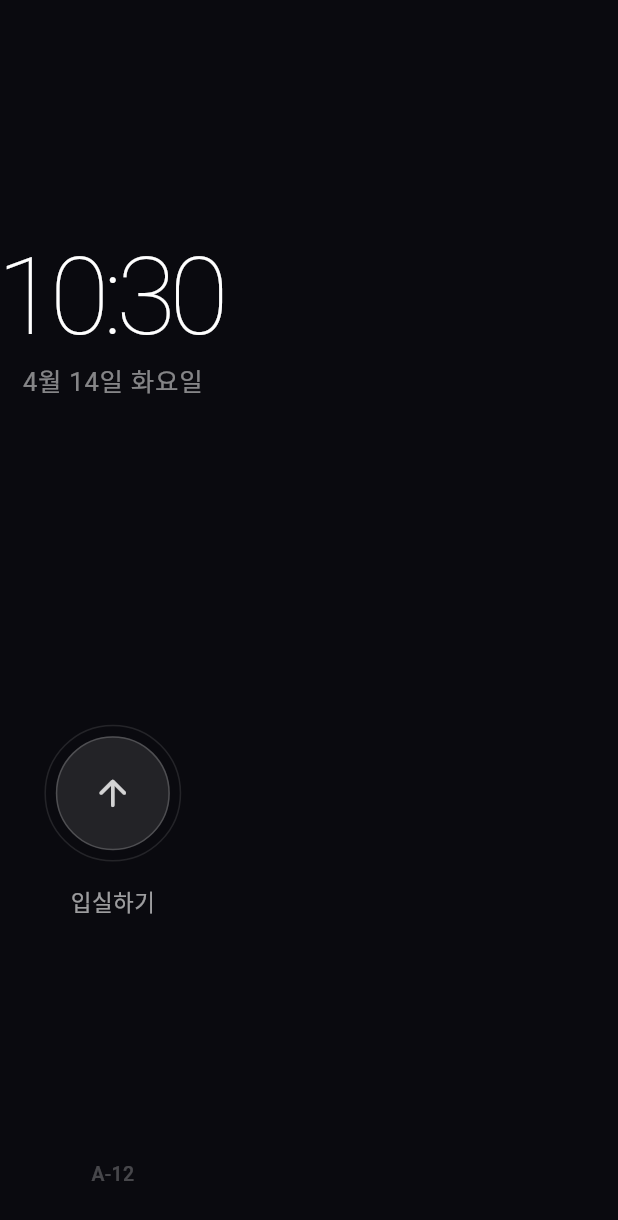
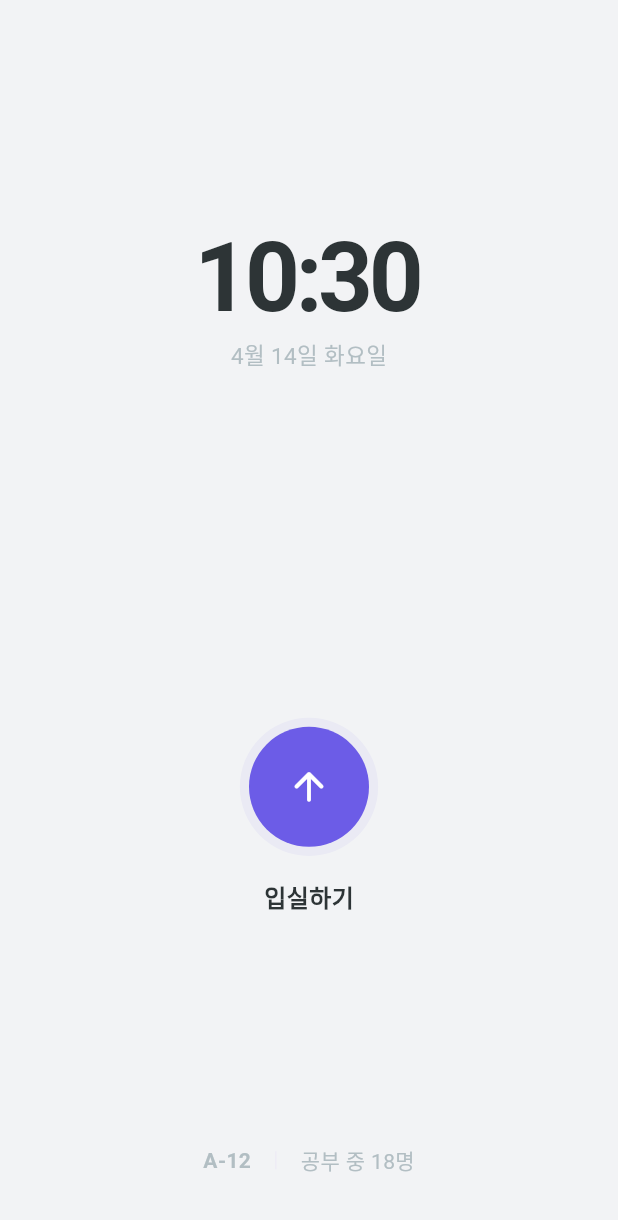
Before and after one commit to nck90/studyon_client, a Flutter app: the CheckInScreen screen opened by its route, on a phone screen of 412 x 824 dp. Shown: the top 1220 px of the screen. Run offline on Flutter 3.47's test engine with Material 3 defaults, Android fonts, the phone set to English and light mode, and no system bars; our stand-ins replace dio, flutter_riverpod, flutter_secure_storage, freezed_annotation, go_router, shared_preferences; accounts and stored records are empty; Roboto replaces fonts that are missing (Pretendard).

Commit message:
fix: 입실 화면 라이트 스타일로 변경
- 다크 배경 → 앱 톤 매칭 라이트 배경
- 큰 시계 (88/64px), 날짜, 퍼플 입실 버튼
- 하단 좌석번호 + 공부 중 인원 미니멀 표시
- 나머지 앱과 일관된 분위기

Co-Authored-By: Claude Opus 4.6 (1M context) <noreply@anthropic.com>

```diff
--- a/apps/studyon_client/lib/features/student/checkin/checkin_screen.dart
+++ b/apps/studyon_client/lib/features/student/checkin/checkin_screen.dart
@@ -5,7 +5,7 @@ import 'package:flutter_riverpod/flutter_riverpod.dart';
 import 'package:go_router/go_router.dart';
 import 'package:studyon_design_system/studyon_design_system.dart';
 import 'package:studyon_client/shared/providers/student_providers.dart';
-import '../../../shared/utils/snackbar_helper.dart';
+import 'package:studyon_client/shared/utils/snackbar_helper.dart';
 
 class CheckInScreen extends ConsumerStatefulWidget {
   const CheckInScreen({super.key});
@@ -13,7 +13,8 @@ class CheckInScreen extends ConsumerStatefulWidget {
   ConsumerState<CheckInScreen> createState() => _CheckInScreenState();
 }
 
-class _CheckInScreenState extends ConsumerState<CheckInScreen> with TickerProviderStateMixin {
+class _CheckInScreenState extends ConsumerState<CheckInScreen>
+    with TickerProviderStateMixin {
   bool _isLoading = false;
   late final AnimationController _pulseCtrl;
   late final AnimationController _scaleCtrl;
@@ -25,9 +26,11 @@ class _CheckInScreenState extends ConsumerState<CheckInScreen> with TickerProvid
   @override
   void initState() {
     super.initState();
-    _pulseCtrl = AnimationController(vsync: this, duration: const Duration(milliseconds: 2500))..repeat(reverse: true);
+    _pulseCtrl = AnimationController(vsync: this, duration: const Duration(milliseconds: 2500))
+      ..repeat(reverse: true);
     _scaleCtrl = AnimationController(vsync: this, duration: const Duration(milliseconds: 200));
-    _scaleAnim = Tween<double>(begin: 1.0, end: 0.92).animate(CurvedAnimation(parent: _scaleCtrl, curve: Curves.easeInOut));
+    _scaleAnim = Tween<double>(begin: 1.0, end: 0.92)
+        .animate(CurvedAnimation(parent: _scaleCtrl, curve: Curves.easeInOut));
     _updateTime();
     _clockTimer = Timer.periodic(const Duration(seconds: 1), (_) => _updateTime());
   }
@@ -69,78 +72,78 @@ class _CheckInScreenState extends ConsumerState<CheckInScreen> with TickerProvid
     final isIPad = MediaQuery.of(context).size.shortestSide >= 600;
 
     return Scaffold(
-      backgroundColor: const Color(0xFF0A0A0F),
+      backgroundColor: AppColors.bg(context),
       body: SafeArea(
         child: Column(
           children: [
-            const Spacer(flex: 3),
+            const Spacer(flex: 2),
 
-            // Large clock - the hero, like iPad lockscreen
+            // Time
             Text(
               _timeStr,
               style: TextStyle(
                 fontFamily: 'Pretendard',
-                fontSize: isIPad ? 96 : 72,
-                fontWeight: FontWeight.w200,
-                color: Colors.white,
-                letterSpacing: -4,
+                fontSize: isIPad ? 88 : 64,
+                fontWeight: FontWeight.w700,
+                color: AppColors.textPrimary,
+                letterSpacing: -3,
                 height: 1.0,
                 fontFeatures: const [FontFeature.tabularFigures()],
               ),
             ),
             const SizedBox(height: 8),
-
-            // Date
             Text(
               _dateStr,
               style: TextStyle(
                 fontFamily: 'Pretendard',
-                fontSize: isIPad ? 20 : 17,
+                fontSize: isIPad ? 18 : 15,
                 fontWeight: FontWeight.w400,
-                color: Colors.white.withValues(alpha: 0.5),
-                letterSpacing: 0.5,
+                color: AppColors.textTertiary,
               ),
             ),
 
-            const Spacer(flex: 4),
+            const Spacer(flex: 3),
 
-            // Check-in button - subtle, not screaming
+            // Check-in button
             Stack(
               alignment: Alignment.center,
               children: [
-                // Pulse ring
                 if (!_isLoading)
                   AnimatedBuilder(
                     animation: _pulseCtrl,
                     builder: (context, _) => Container(
-                      width: (isIPad ? 88 : 76) + 20 * _pulseCtrl.value,
-                      height: (isIPad ? 88 : 76) + 20 * _pulseCtrl.value,
+                      width: (isIPad ? 96 : 80) + 16 * _pulseCtrl.value,
+                      height: (isIPad ? 96 : 80) + 16 * _pulseCtrl.value,
                       decoration: BoxDecoration(
                         shape: BoxShape.circle,
-                        border: Border.all(
-                          color: Colors.white.withValues(alpha: 0.06 + 0.06 * _pulseCtrl.value),
-                          width: 1,
-                        ),
+                        color: AppColors.primary.withValues(alpha: 0.04 + 0.03 * _pulseCtrl.value),
                       ),
                     ),
                   ),
-                // Button
                 ScaleTransition(
                   scale: _scaleAnim,
-                  child: GestureDetector(
-                    onTap: _checkIn,
-                    child: Container(
-                      width: isIPad ? 88 : 76,
-                      height: isIPad ? 88 : 76,
-                      decoration: BoxDecoration(
-                        shape: BoxShape.circle,
-                        color: _isLoading ? AppColors.accent : Colors.white.withValues(alpha: 0.1),
-                        border: _isLoading ? null : Border.all(color: Colors.white.withValues(alpha: 0.2), width: 1),
+                  child: Semantics(
+                    label: '입실하기',
+                    button: true,
+                    child: GestureDetector(
+                      onTap: _checkIn,
+                      child: AnimatedContainer(
+                        duration: const Duration(milliseconds: 200),
+                        width: isIPad ? 96 : 80,
+                        height: isIPad ? 96 : 80,
+                        decoration: BoxDecoration(
+                          shape: BoxShape.circle,
+                          color: _isLoading ? AppColors.accent : AppColors.primary,
+                        ),
+                        child: _isLoading
+                            ? const Center(
+                                child: SizedBox(
+                                  width: 24, height: 24,
+                                  child: CircularProgressIndicator(strokeWidth: 2.5, color: Colors.white),
+                                ),
+                              )
+                            : Icon(Icons.arrow_upward_rounded, size: isIPad ? 36 : 30, color: Colors.white),
                       ),
-                      child: _isLoading
-                          ? const Center(child: SizedBox(width: 24, height: 24,
-                              child: CircularProgressIndicator(strokeWidth: 2, color: Colors.white)))
-                          : Icon(Icons.arrow_upward_rounded, size: isIPad ? 32 : 28, color: Colors.white.withValues(alpha: 0.8)),
                     ),
                   ),
                 ),
@@ -154,27 +157,29 @@ class _CheckInScreenState extends ConsumerState<CheckInScreen> with TickerProvid
                 key: ValueKey(_isLoading),
                 style: TextStyle(
                   fontFamily: 'Pretendard',
-                  fontSize: 15,
-                  fontWeight: FontWeight.w500,
-                  color: Colors.white.withValues(alpha: _isLoading ? 0.4 : 0.6),
-                  letterSpacing: 0.3,
+                  fontSize: 16,
+                  fontWeight: FontWeight.w600,
+                  color: _isLoading ? AppColors.textTertiary : AppColors.textPrimary,
                 ),
               ),
             ),
 
-            const Spacer(flex: 3),
+            const Spacer(flex: 2),
 
-            // Bottom info - minimal, like lockscreen bottom
-            Text(
-              student.seatNo,
-              style: TextStyle(
-                fontFamily: 'Pretendard',
-                fontSize: 13,
-                fontWeight: FontWeight.w500,
-                color: Colors.white.withValues(alpha: 0.25),
-              ),
+            // Bottom info
+            Row(
+              mainAxisAlignment: MainAxisAlignment.center,
+              children: [
+                Text(student.seatNo, style: const TextStyle(
+                  fontFamily: 'Pretendard', fontSize: 14, fontWeight: FontWeight.w600, color: AppColors.textTertiary,
+                )),
+                Container(width: 1, height: 12, margin: const EdgeInsets.symmetric(horizontal: 16), color: AppColors.cardBorder),
+                const Text('공부 중 18명', style: TextStyle(
+                  fontFamily: 'Pretendard', fontSize: 14, fontWeight: FontWeight.w400, color: AppColors.textTertiary,
+                )),
+              ],
             ),
-            const SizedBox(height: 32),
+            const SizedBox(height: 40),
           ],
         ),
       ),
```
Also changed, not shown: .omc/project-memory.json, .omc/state/idle-notif-cooldown.json, .omc/state/last-tool-error.json, .omc/state/mission-state.json, .omc/state/subagent-tracking.json, 1 other file.
